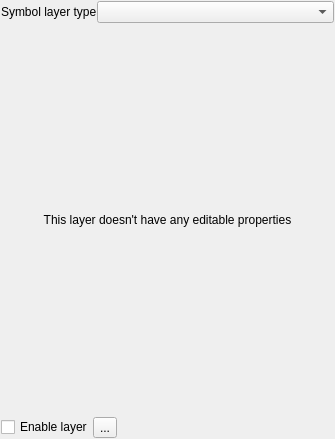
Qt form src/ui/symbollayer/widget_layerproperties.ui (qgis/QGIS) before a commit.
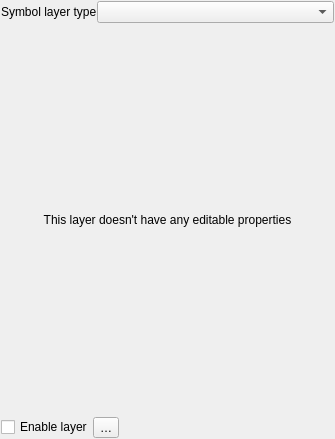
The same form after that commit. Custom widgets are drawn as their Qt base class.

The edit to the form file:
```diff
--- a/src/ui/symbollayer/widget_layerproperties.ui
+++ b/src/ui/symbollayer/widget_layerproperties.ui
@@ -86,7 +86,7 @@
      <item>
       <widget class="QgsDataDefinedButton" name="mEnabledDDBtn">
        <property name="text">
-        <string>...</string>
+        <string>…</string>
        </property>
       </widget>
      </item>
```
